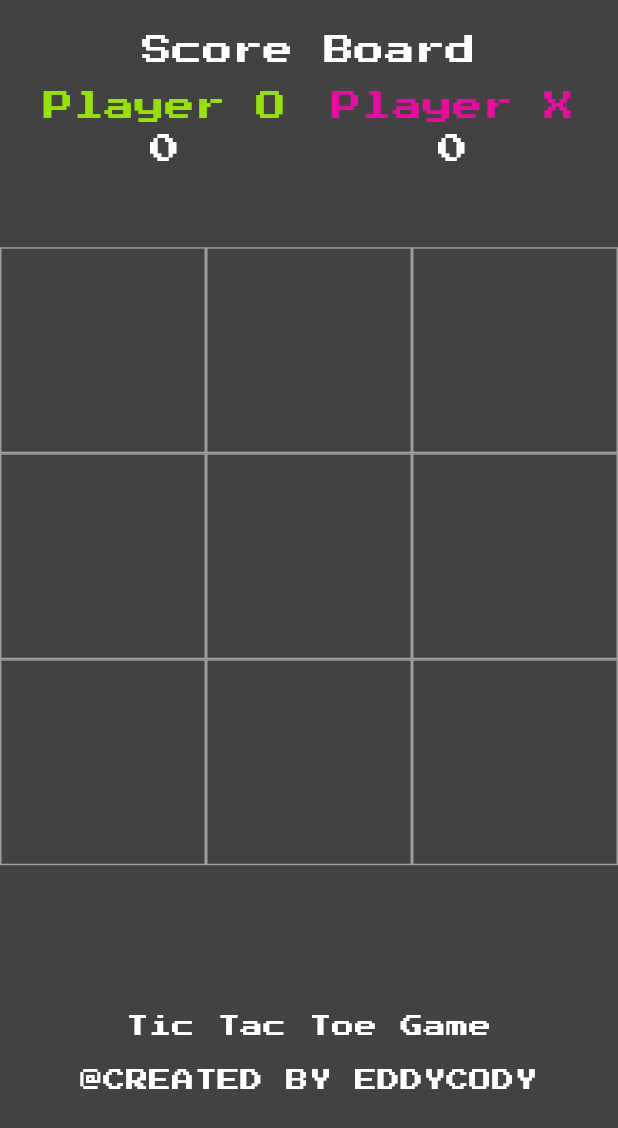
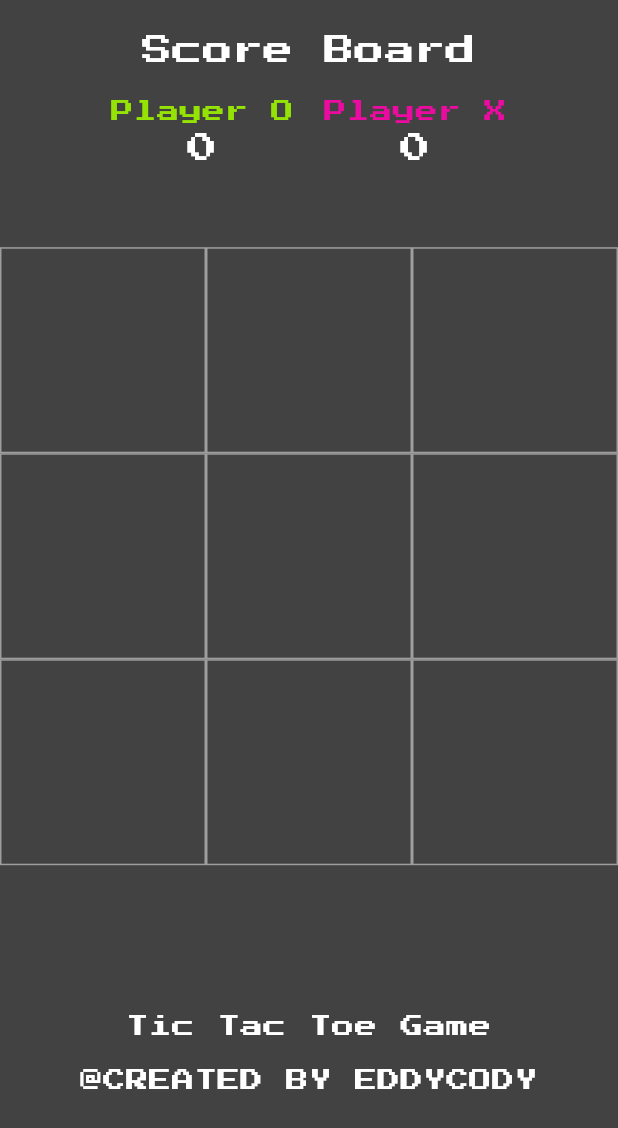
Before and after one commit to Elabs-llc/PRODIGY_AD_04, a Flutter app: the Game screen opened directly, on a phone screen of 412 x 824 dp. Shown: the top 1128 px of the screen. Run offline on Flutter 3.47's test engine with Material 3 defaults, Android fonts, the phone set to English and light mode, and no system bars; our stand-ins replace avatar_glow, google_fonts.

Commit message:
bugs fix

```diff
--- a/lib/helpers/config.dart
+++ b/lib/helpers/config.dart
@@ -4,11 +4,11 @@ import 'package:google_fonts/google_fonts.dart';
 class Config {
   static var yellowFont = GoogleFonts.pressStart2p(
     textStyle:
-        TextStyle(color: Color.fromARGB(255, 149, 226, 5), fontSize: 20.0),
+        TextStyle(color: Color.fromARGB(255, 149, 226, 5), fontSize: 15.0),
   );
   static var wineFont = GoogleFonts.pressStart2p(
     textStyle:
-        TextStyle(color: Color.fromARGB(255, 235, 11, 160), fontSize: 20.0),
+        TextStyle(color: Color.fromARGB(255, 235, 11, 160), fontSize: 15.0),
   );
 
   static var whiteFont = GoogleFonts.pressStart2p(
--- a/lib/pages/game.dart
+++ b/lib/pages/game.dart
@@ -163,7 +163,8 @@ class _GameState extends State<Game> {
               )),
               Center(
                 child: Padding(
-                  padding: const EdgeInsets.all(8.0),
+                  padding: const EdgeInsets.all(15.0),
+                  child: Expanded(
                     child: Row(
                       mainAxisAlignment: MainAxisAlignment.center,
                       children: [
@@ -174,7 +175,7 @@ class _GameState extends State<Game> {
                           ],
                         ),
                         SizedBox(
-                        width: 30.0,
+                          width: 20.0,
                         ),
                         Column(
                           children: [
@@ -183,6 +184,7 @@ class _GameState extends State<Game> {
                           ],
                         )
                       ],
+                    ),
                   ),
                 ),
               ),
```
Also changed, not shown: assets/images/tic-tac-toe-67.png (renamed from lib/assets/images/tic-tac-toe-67.png), assets/images/tic-tac-toe.png (renamed from lib/assets/images/tic-tac-toe.png). Lines whose indentation alone changed are shown as unchanged.
